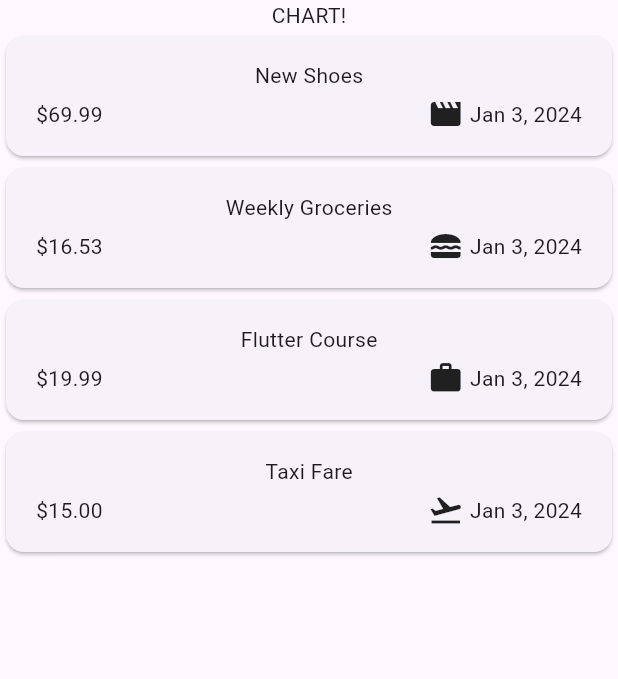
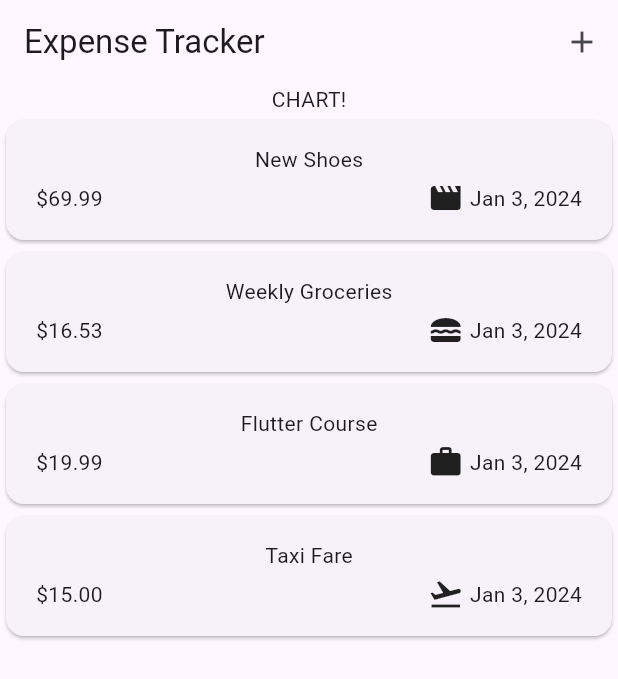
Before and after one commit to KrishKoria/Expense-Tracker, a Flutter app: the screen it shows after launch, on a phone screen of 412 x 824 dp. Shown: the top 679 px of the screen. Run offline on Flutter 3.47's test engine with Material 3 defaults, Android fonts, the phone set to English and light mode, and no system bars.

Commit message:
Added Appbar

```diff
--- a/lib/Widgets/expenses.dart
+++ b/lib/Widgets/expenses.dart
@@ -42,9 +42,15 @@ class _ExpensesState extends State<Expenses> {
   @override
   Widget build(BuildContext context) {
     return Scaffold(
-      // appBar: AppBar(
-      //   title: const Text("Expenses"),
-      // ),
+      appBar: AppBar(
+        title: const Text("Expense Tracker"),
+        actions: [
+          IconButton(
+            onPressed: () {},
+            icon: const Icon(Icons.add),
+          ),
+        ],
+      ),
       body: Column(
         children: [
           const Text("CHART!"),
```
